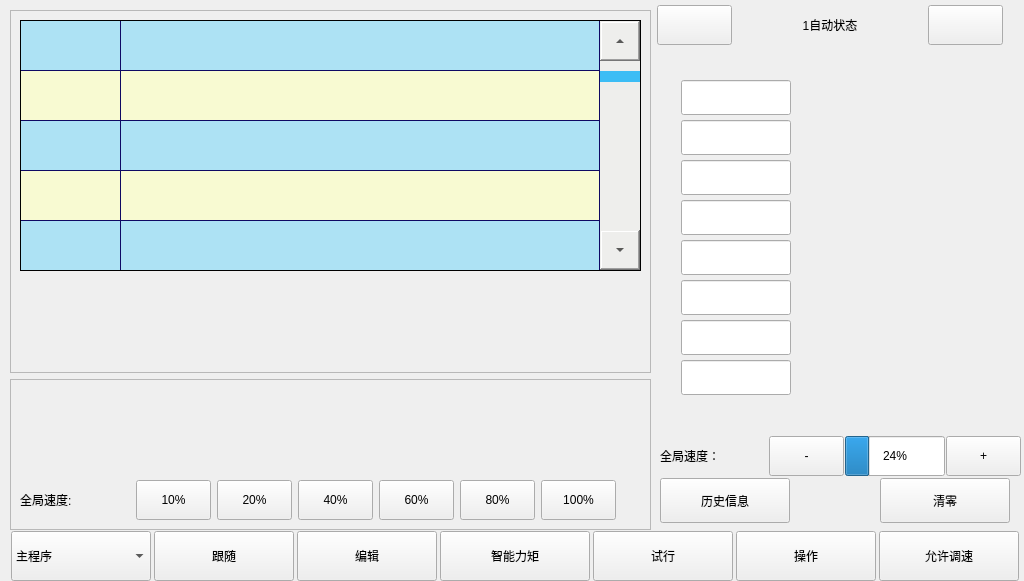
Above: autoform.ui from Jade-yun/MachineTool before the change. Below: the same form after it.
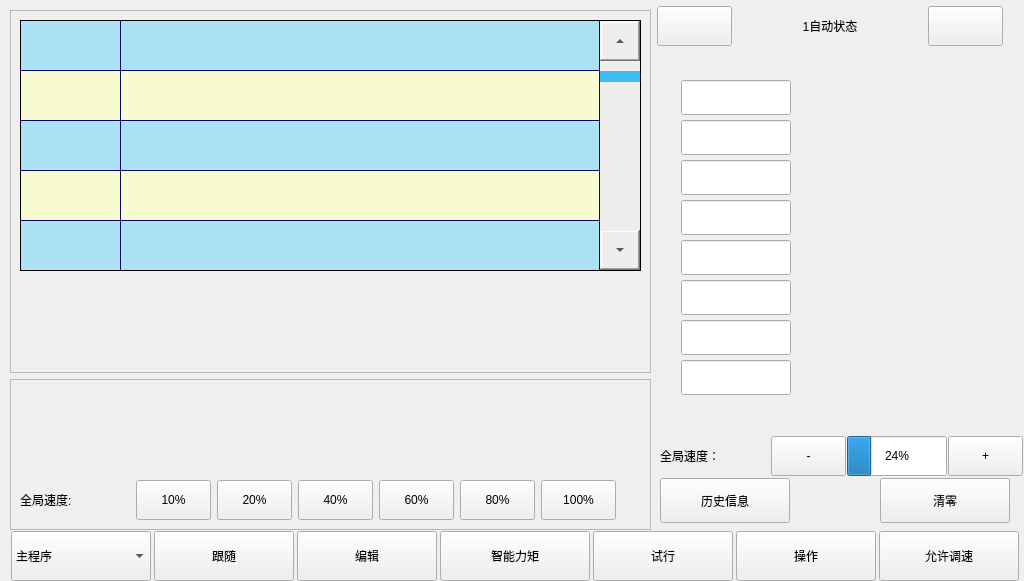
That is the form after the change. The open tabs and pages were chosen to show the change. Icons and pictures are not drawn.

```diff
--- a/autoform.ui
+++ b/autoform.ui
@@ -463,7 +463,7 @@
        <x>0</x>
        <y>0</y>
        <width>381</width>
-       <height>41</height>
+       <height>42</height>
       </rect>
      </property>
      <layout class="QHBoxLayout" name="horizontalLayout_2">
@@ -560,7 +560,7 @@
       <rect>
        <x>20</x>
        <y>430</y>
-       <width>361</width>
+       <width>365</width>
        <height>42</height>
       </rect>
      </property>
@@ -1979,7 +1979,7 @@
     </widget>
    </widget>
   </widget>
-  <widget class="QWidget" name="">
+  <widget class="QWidget" name="layoutWidget">
    <property name="geometry">
     <rect>
      <x>10</x>
```
Left out of the diff: 9 changed lines with no effect on the pictures.
